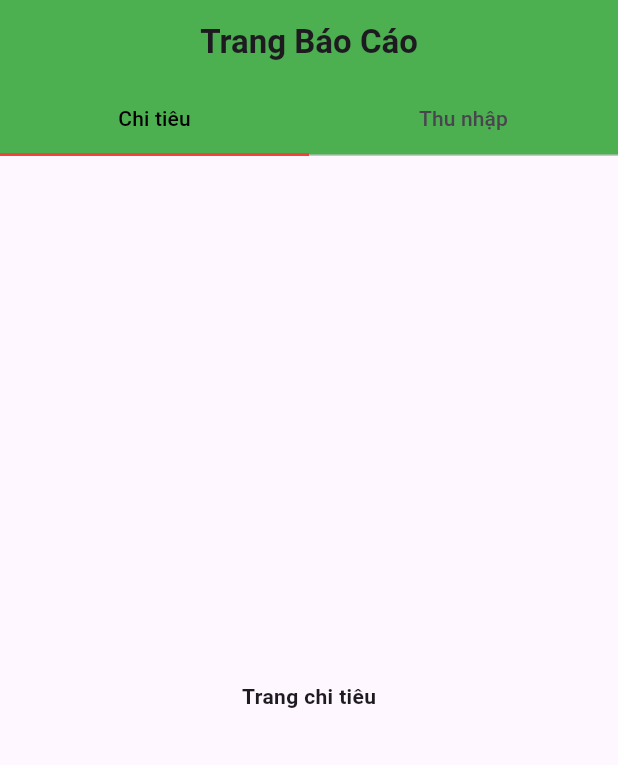
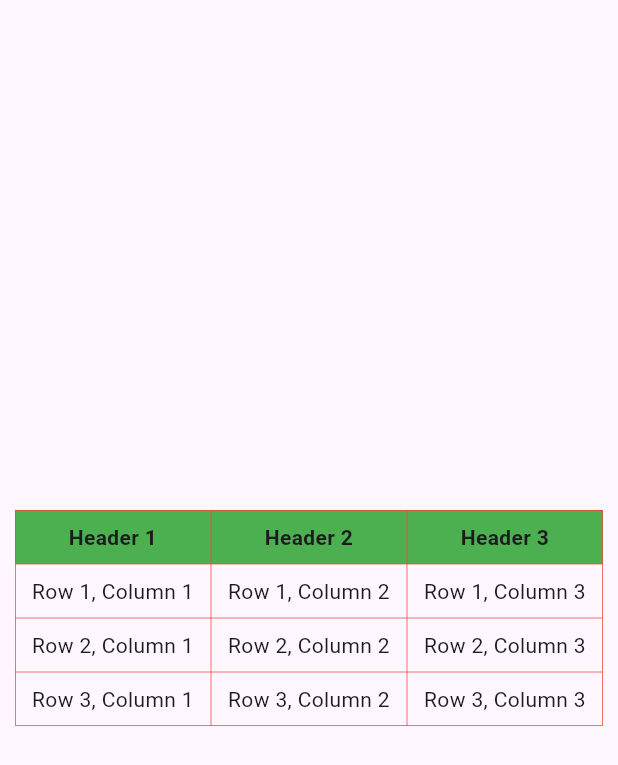
Before and after one commit to LoTrinhTuHocFlutter/Material, a Flutter app: the screen it shows after launch, on a phone screen of 412 x 824 dp. Shown: the top 765 px of the screen. Run offline on Flutter 3.47's test engine with Material 3 defaults, Android fonts, the phone set to English and light mode, and no system bars.

Commit message:
Add Widget Table

```diff
--- a/lib/main.dart
+++ b/lib/main.dart
@@ -1,5 +1,5 @@
 import 'package:flutter/material.dart';
-import 'package:material/widgets/tab_bar_example.dart';
+import 'package:material/widgets/table_example.dart';
 
 void main() {
   runApp(const MyApp());
@@ -12,7 +12,7 @@ class MyApp extends StatelessWidget {
   Widget build(BuildContext context) {
     return MaterialApp(
       debugShowCheckedModeBanner: false,
-      home: TabBarExample(),
+      home: TableExample(),
     );
   }
 }
--- /dev/null
+++ b/lib/widgets/table_example.dart
@@ -0,0 +1,138 @@
+import 'package:flutter/material.dart';
+
+class TableExample extends StatelessWidget {
+  const TableExample({super.key});
+
+  @override
+  Widget build(BuildContext context) {
+    return Scaffold(
+      body: Center(
+        child: Padding(
+          padding: const EdgeInsets.symmetric(
+            horizontal: 10.0,
+          ),
+          child: Table(
+            border: TableBorder.all(
+              color: Colors.red,
+              width: 0.5,
+            ),
+            children: [
+              TableRow(
+                decoration: const BoxDecoration(
+                  color: Colors.green,
+                ),
+                children: const [
+                  Padding(
+                    padding: EdgeInsets.all(8.0),
+                    child: Text(
+                      'Header 1',
+                      textAlign: TextAlign.center,
+                      style: TextStyle(
+                        fontWeight: FontWeight.bold,
+                      ),
+                    ),
+                  ),
+                  Padding(
+                    padding: EdgeInsets.all(8.0),
+                    child: Text(
+                      'Header 2',
+                      textAlign: TextAlign.center,
+                      style: TextStyle(
+                        fontWeight: FontWeight.bold,
+                      ),
+                    ),
+                  ),
+                  Padding(
+                    padding: EdgeInsets.all(8.0),
+                    child: Text(
+                      'Header 3',
+                      textAlign: TextAlign.center,
+                      style: TextStyle(
+                        fontWeight: FontWeight.bold,
+                      ),
+                    ),
+                  ),
+                ],
+              ),
+              TableRow(
+                children: const [
+                  Padding(
+                    padding: EdgeInsets.all(8.0),
+                    child: Text(
+                      'Row 1, Column 1',
+                      textAlign: TextAlign.center,
+                    ),
+                  ),
+                  Padding(
+                    padding: EdgeInsets.all(8.0),
+                    child: Text(
+                      'Row 1, Column 2',
+                      textAlign: TextAlign.center,
+                    ),
+                  ),
+                  Padding(
+                    padding: EdgeInsets.all(8.0),
+                    child: Text(
+                      'Row 1, Column 3',
+                      textAlign: TextAlign.center,
+                    ),
+                  ),
+                ],
+              ),
+              TableRow(
+                children: const [
+                  Padding(
+                    padding: EdgeInsets.all(8.0),
+                    child: Text(
+                      'Row 2, Column 1',
+                      textAlign: TextAlign.center,
+                    ),
+                  ),
+                  Padding(
+                    padding: EdgeInsets.all(8.0),
+                    child: Text(
+                      'Row 2, Column 2',
+                      textAlign: TextAlign.center,
+                    ),
+                  ),
+                  Padding(
+                    padding: EdgeInsets.all(8.0),
+                    child: Text(
+                      'Row 2, Column 3',
+                      textAlign: TextAlign.center,
+                    ),
+                  ),
+                ],
+              ),
+              TableRow(
+                children: const [
+                  Padding(
+                    padding: EdgeInsets.all(8.0),
+                    child: Text(
+                      'Row 3, Column 1',
+                      textAlign: TextAlign.center,
+                    ),
+                  ),
+                  Padding(
+                    padding: EdgeInsets.all(8.0),
+                    child: Text(
+                      'Row 3, Column 2',
+                      textAlign: TextAlign.center,
+                    ),
+                  ),
+                  Padding(
+                    padding: EdgeInsets.all(8.0),
+                    child: Text(
+                      'Row 3, Column 3',
+                      textAlign: TextAlign.center,
+                    ),
+                  ),
+                ],
+              ),
+            ],
+          ),
+        ),
+      ),
+    );
+  }
+}
```
